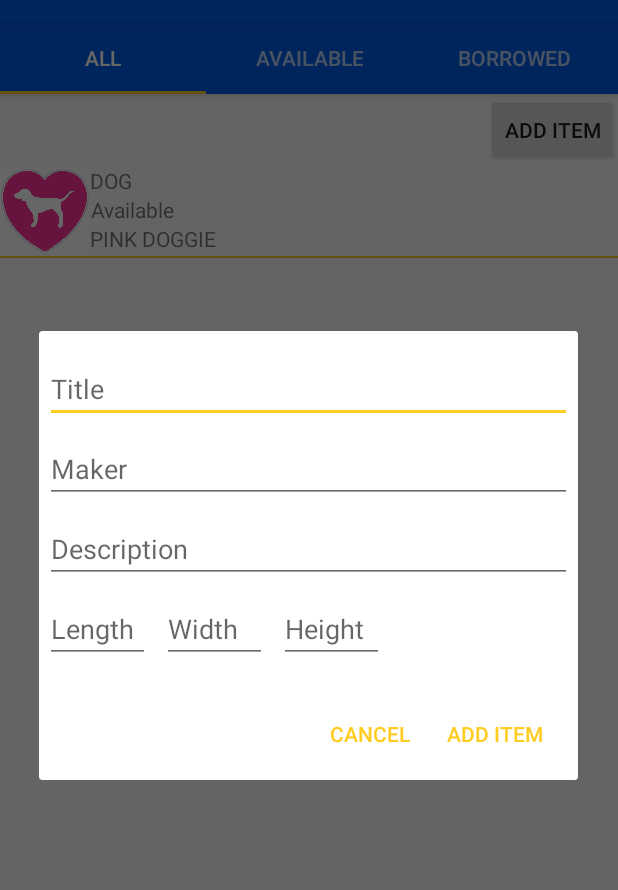
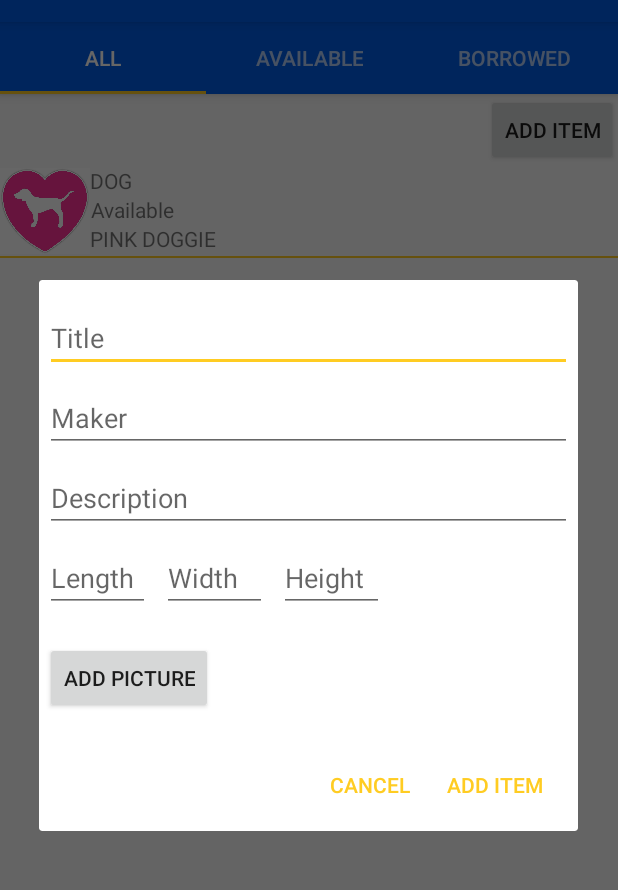
Before and after one commit to hyejshin/SharingApp, an Android app: the screen it shows after launch (MainActivity), after a tap on "ADD ITEM", on a phone screen of 412 x 824 dp, the part 62-952 px from its top. Run offline under Robolectric (Android 15) with nearby library versions, the phone set to English and light mode, and no system bars.

```diff
--- a/app/build.gradle
+++ b/app/build.gradle
@@ -19,7 +19,7 @@ android {
 }
 
 dependencies {
-    implementation fileTree(dir: 'libs', include: ['*.jar'])
+    implementation fileTree(include: ['*.jar'], dir: 'libs')
     implementation 'com.android.support:appcompat-v7:28.0.0'
     implementation 'com.android.support:design:28.0.0'
     implementation 'com.android.support.constraint:constraint-layout:1.1.3'
@@ -27,4 +27,5 @@ dependencies {
     testImplementation 'junit:junit:4.12'
     androidTestImplementation 'com.android.support.test:runner:1.0.2'
     androidTestImplementation 'com.android.support.test.espresso:espresso-core:3.0.2'
+    implementation 'com.google.code.gson:gson:2.8.5'
 }
--- a/app/src/main/res/layout/dialog_add_item.xml
+++ b/app/src/main/res/layout/dialog_add_item.xml
@@ -64,8 +64,19 @@
             android:layout_marginTop="4dp"
             android:layout_marginLeft="4dp"
             android:layout_marginRight="4dp"
-            android:layout_marginBottom="16dp"
+            android:layout_marginBottom="4dp"
             android:hint="@string/height"/>
     </LinearLayout>
 
+    <Button
+        android:id="@+id/buttonAddPicture"
+        android:layout_width="wrap_content"
+        android:layout_height="wrap_content"
+        android:layout_weight="0"
+        android:layout_marginTop="4dp"
+        android:layout_marginLeft="4dp"
+        android:layout_marginBottom="16dp"
+        android:text="Add Picture">
+    </Button>
+
 </LinearLayout>
```
Also changed, not shown: app/src/main/java/com/example/shins/sharingapp/AddItemDialogFragment.java (+16 -3 lines), app/src/main/java/com/example/shins/sharingapp/ItemList.java (+63 -5 lines).
